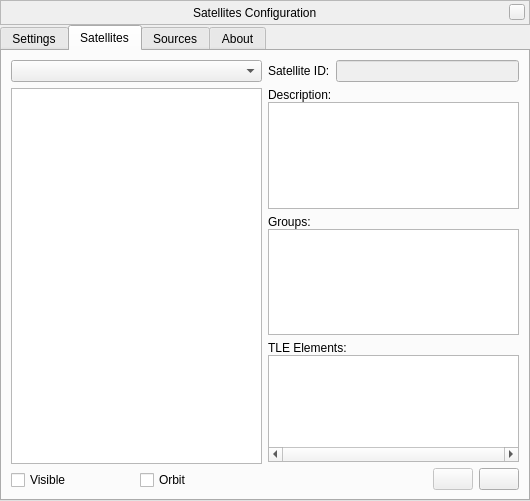
This is plugins/Satellites/src/gui/satellitesDialog.ui in 519984307/stellarium_src as Qt 5 draws it before an edit. The edited form follows.
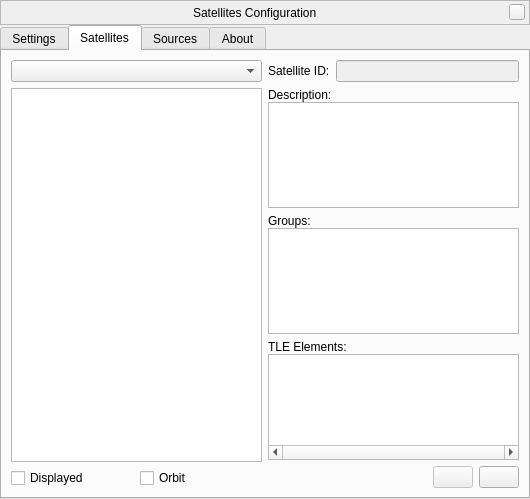
This is the edited form. The open tabs and pages were chosen to show the change. Icons and pictures are not drawn. Custom widgets are drawn as their Qt base class.

Commit message: improvement UI style for Satellites plugin

```diff
--- a/plugins/Satellites/src/gui/satellitesDialog.ui
+++ b/plugins/Satellites/src/gui/satellitesDialog.ui
@@ -6,8 +6,8 @@
    <rect>
     <x>0</x>
     <y>0</y>
-    <width>530</width>
-    <height>501</height>
+    <width>528</width>
+    <height>499</height>
    </rect>
   </property>
   <property name="windowTitle">
@@ -413,7 +413,7 @@
            <item>
             <widget class="QCheckBox" name="visibleCheckbox">
              <property name="text">
-              <string>Visible</string>
+              <string>Displayed</string>
              </property>
              <property name="tristate">
               <bool>false</bool>
```
Left out of the diff: 2 changed lines with no effect on the pictures.
